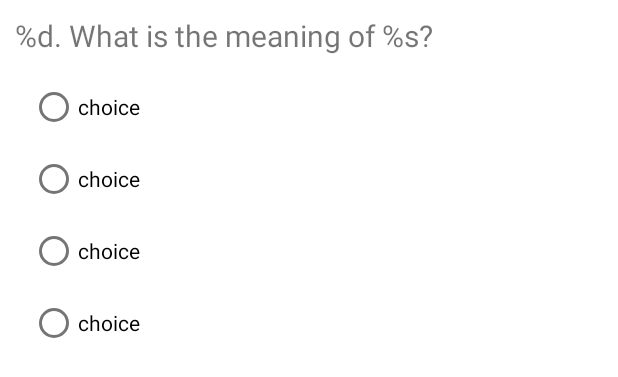
After one commit to KangDroid/MP_HW, an Android app: the layout mcq_row.xml on its own in the app's theme, with its tools: preview values and no code run, on a phone screen of 412 x 824 dp. The commit adds this screen. Shown: the top 377 px of the screen. Run offline under Robolectric (Android 15) with nearby library versions, the phone set to English and light mode, and no system bars.

Commit message:
Massive Update

```diff
--- a/app/src/main/java/com/kangdroid/vocabapplication/data/entity/word/WordDao.kt
+++ b/app/src/main/java/com/kangdroid/vocabapplication/data/entity/word/WordDao.kt
@@ -12,4 +12,10 @@ interface WordDao {
 
     @Query("SELECT * FROM word WHERE word LIKE :searchQuery OR meaning LIKE :searchQuery")
     suspend fun searchWordList(searchQuery: String): List<Word>
+
+    @Query("SELECT * FROM word WHERE category is :categoryQuery")
+    suspend fun searchWordCategory(categoryQuery: String): List<Word>
+
+    @Query("SELECT * FROM word WHERE meaning LIKE '%%' AND NOT meaning=:filter")
+    suspend fun searchWordMeaningAndFilter(filter: String): List<Word>
 }
--- a/app/src/main/java/com/kangdroid/vocabapplication/recycler/LearnRecyclerAdapter.kt
+++ b/app/src/main/java/com/kangdroid/vocabapplication/recycler/LearnRecyclerAdapter.kt
@@ -7,7 +7,7 @@ import com.kangdroid.vocabapplication.data.entity.question.LearnList
 import com.kangdroid.vocabapplication.data.entity.question.QuestionIdentifier
 import com.kangdroid.vocabapplication.databinding.LearnRowBinding
 
-class LearnRecyclerAdapter: RecyclerView.Adapter<LearnRecyclerAdapter.LearnRecyclerViewHolder>() {
+class LearnRecyclerAdapter(private val onClickListener: (QuestionIdentifier) -> Unit): RecyclerView.Adapter<LearnRecyclerAdapter.LearnRecyclerViewHolder>() {
     private val questionTypeList: List<LearnList> = listOf(
         LearnList(
             questionTitle = "Word - MCQ",
@@ -19,6 +19,9 @@ class LearnRecyclerAdapter: RecyclerView.Adapter<LearnRecyclerAdapter.LearnRecyc
         fun bind(learnList: LearnList) {
             learnRowBinding.questionTitle.text = learnList.questionTitle
             learnRowBinding.questionDetails.text = learnList.questionDetails
+            learnRowBinding.learnCardView.setOnClickListener {
+                onClickListener(learnList.questionIdentifier)
+            }
         }
     }
 
--- a/app/src/main/res/layout/learn_row.xml
+++ b/app/src/main/res/layout/learn_row.xml
@@ -1,5 +1,6 @@
 <?xml version="1.0" encoding="utf-8"?>
 <androidx.cardview.widget.CardView
+    android:id="@+id/learnCardView"
     xmlns:android="http://schemas.android.com/apk/res/android"
     xmlns:app="http://schemas.android.com/apk/res-auto"
     android:layout_width="match_parent"
--- /dev/null
+++ b/app/src/main/res/layout/mcq_row.xml
@@ -0,0 +1,47 @@
+<?xml version="1.0" encoding="utf-8"?>
+<LinearLayout
+    xmlns:android="http://schemas.android.com/apk/res/android"
+    android:layout_margin="10dp"
+    android:layout_width="match_parent"
+    android:layout_height="wrap_content"
+    android:orientation="vertical">
+
+    <TextView
+        android:id="@+id/multipleChoiceTitle"
+        android:layout_width="match_parent"
+        android:layout_height="wrap_content"
+        android:text="@string/question_title"
+        android:textSize="20sp"/>
+
+    <RadioGroup
+        android:id="@+id/mcqGroup"
+        android:layout_margin="10dp"
+        android:layout_width="match_parent"
+        android:layout_height="wrap_content" >
+
+        <RadioButton
+            android:id="@+id/firstChoice"
+            android:layout_width="match_parent"
+            android:layout_height="wrap_content"
+            android:text="@string/default_choice" />
+
+        <RadioButton
+            android:id="@+id/secondChoice"
+            android:layout_width="match_parent"
+            android:layout_height="wrap_content"
+            android:text="@string/default_choice" />
+
+        <RadioButton
+            android:id="@+id/thirdChoice"
+            android:layout_width="match_parent"
+            android:layout_height="wrap_content"
+            android:text="@string/default_choice" />
+
+        <RadioButton
+            android:id="@+id/fourthChoice"
+            android:layout_width="match_parent"
+            android:layout_height="wrap_content"
+            android:text="@string/default_choice" />
+
+    </RadioGroup>
+</LinearLayout>
--- a/app/src/main/res/values/strings.xml
+++ b/app/src/main/res/values/strings.xml
@@ -52,4 +52,8 @@
     <string name="question_title_default">Default Question Title</string>
     <string name="question_details_default">Default Question Details</string>
     <string name="go">Go!</string>
+
+    <!-- MCQ -->
+    <string name="question_title">%d. What is the meaning of %s?</string>
+    <string name="default_choice">choice</string>
 </resources>
```
Also changed, not shown: app/src/main/java/com/kangdroid/vocabapplication/data/entity/question/MCQData.kt (added, +9 -0 lines), app/src/main/java/com/kangdroid/vocabapplication/data/repository/WordRepository.kt (+11 -0 lines), app/src/main/java/com/kangdroid/vocabapplication/recycler/MCQRecyclerAdapter.kt (added, +52 -0 lines), app/src/main/java/com/kangdroid/vocabapplication/view/HomeActivity.kt (+23 -0 lines), app/src/main/java/com/kangdroid/vocabapplication/view/LearnFragment.kt (+11 -1 lines), app/src/main/java/com/kangdroid/vocabapplication/view/MCQFragment.kt (added, +57 -0 lines), app/src/main/java/com/kangdroid/vocabapplication/viewmodel/LearnViewModel.kt (added, +23 -0 lines), app/src/main/java/com/kangdroid/vocabapplication/viewmodel/MCQViewModel.kt (added, +112 -0 lines), app/src/main/res/layout/fragment_mcq.xml (added, +11 -0 lines).
